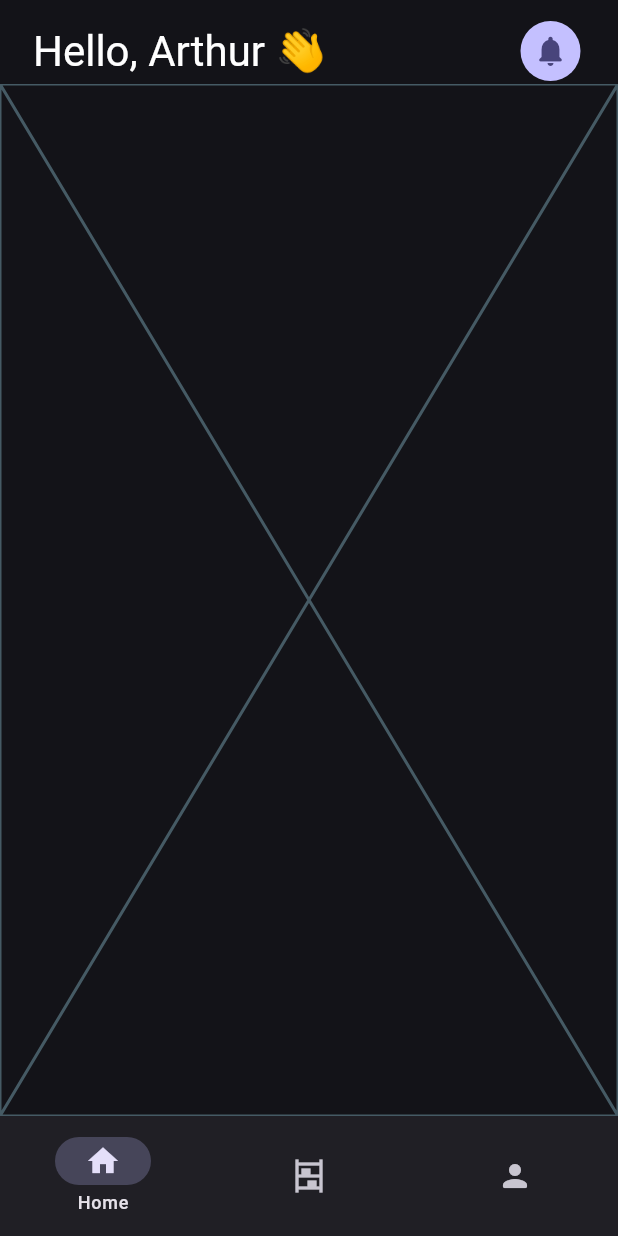
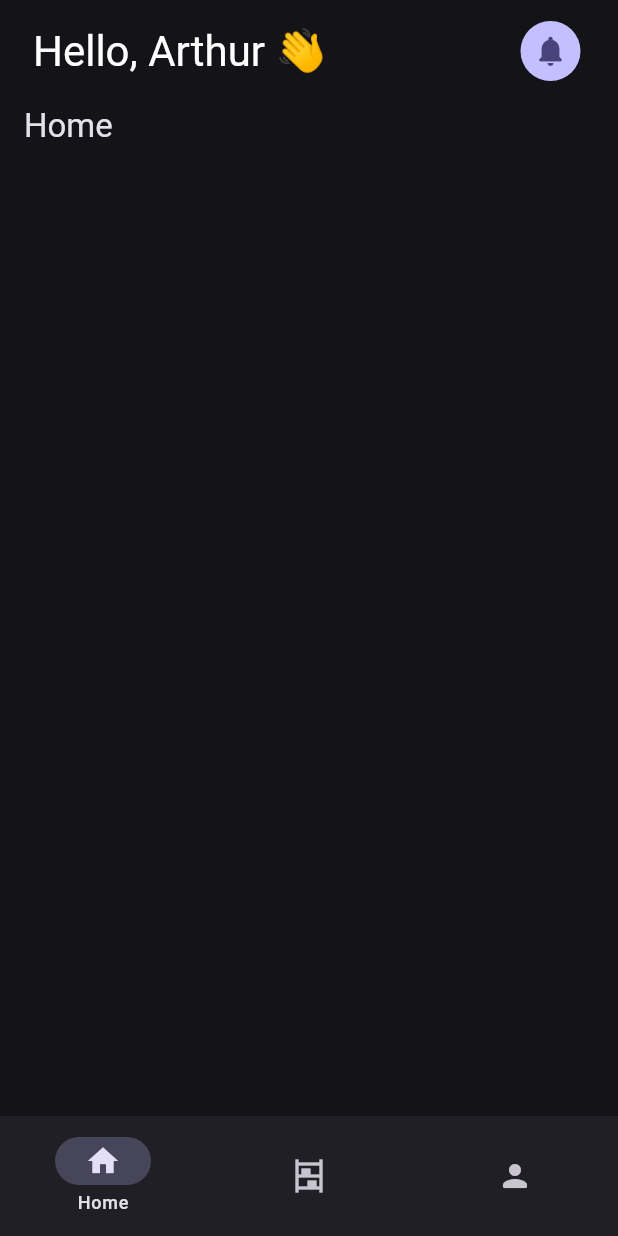
Before and after one commit to ArthurFcc/project_emperor, a Flutter app: the screen it shows after launch, on a phone screen of 412 x 824 dp. Run offline on Flutter 3.47's test engine with Material 3 defaults, Android fonts, the phone set to English and light mode, and no system bars; our stand-ins replace dio, equatable, flutter_bloc, image_picker.

```diff
--- a/lib/pages/collection/collection_list.dart
+++ b/lib/pages/collection/collection_list.dart
@@ -22,6 +22,8 @@ class _CollectionListState extends State<CollectionList> {
 
   @override
   Widget build(BuildContext context) {
+    final FocusNode searchFocusNode = FocusNode();
+
     return Scaffold(
       body: BlocBuilder<CollectionListCubit, CollectionListState>(
         builder:
@@ -37,10 +39,12 @@ class _CollectionListState extends State<CollectionList> {
                     ),
                     child: SearchBar(
                       hintText: "Search",
+                      focusNode: searchFocusNode,
                       leading: Padding(
                         padding: EdgeInsetsGeometry.only(left: 8),
                         child: Icon(Icons.search),
                       ),
+                      onTapOutside: (event) => searchFocusNode.unfocus(),
                     ),
                   ),
                   state.status == FetchStatus.loading
--- a/lib/pages/home/home.dart
+++ b/lib/pages/home/home.dart
@@ -10,6 +10,6 @@ class Home extends StatefulWidget {
 class _HomeState extends State<Home> {
   @override
   Widget build(BuildContext context) {
-    return const Placeholder();
+    return Scaffold(appBar: AppBar(title: Text("Home")));
   }
 }
--- a/lib/pages/profile/profile.dart
+++ b/lib/pages/profile/profile.dart
@@ -10,6 +10,6 @@ class Profile extends StatefulWidget {
 class _ProfileState extends State<Profile> {
   @override
   Widget build(BuildContext context) {
-    return const Placeholder();
+    return Scaffold(appBar: AppBar(title: Text("Profile")));
   }
 }
```
